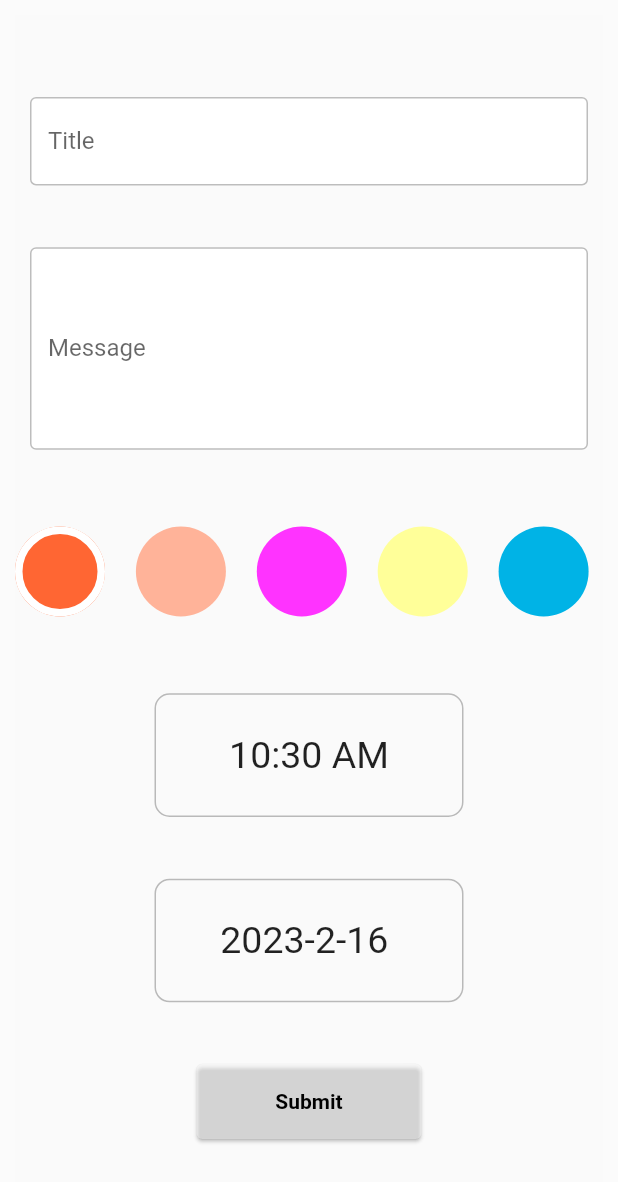
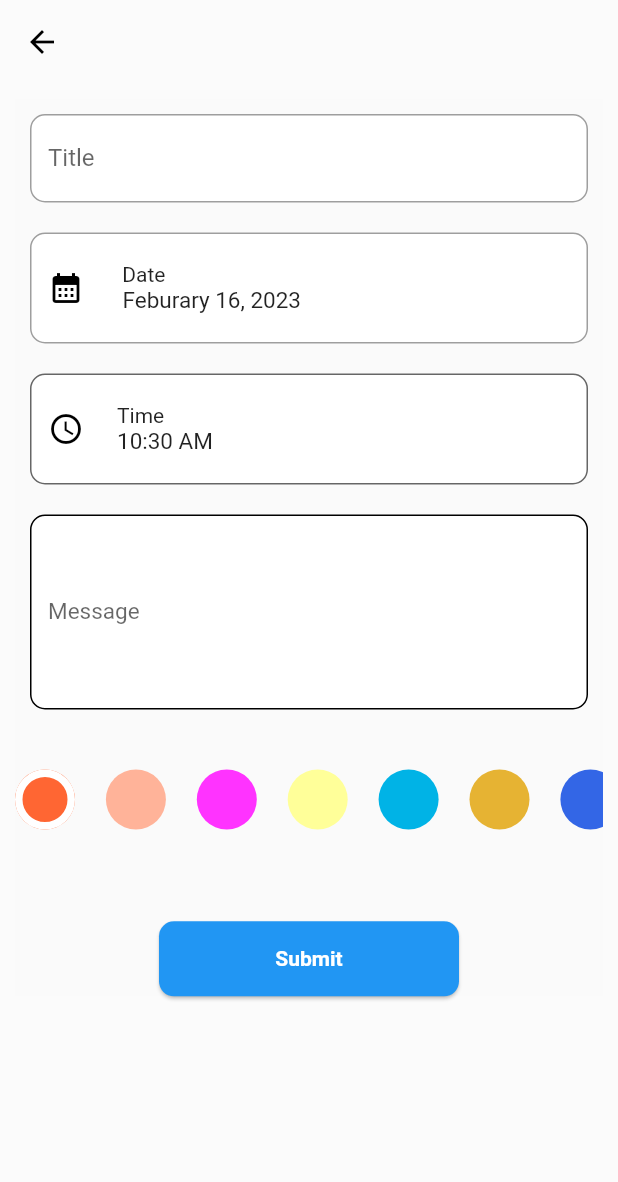
Before and after one commit to rohitjaiswal001/loginsignup, a Flutter app: the screen it shows after launch, on a phone screen of 412 x 824 dp. Shown: the top 1182 px of the screen. Run offline on Flutter 3.47's test engine with Material 2 defaults, Android fonts, the phone set to English and light mode, and no system bars; our stand-ins replace get, get_storage.

Commit message:
ui reminder

```diff
--- a/lib/controller/common_controller.dart
+++ b/lib/controller/common_controller.dart
@@ -1,5 +1,5 @@
 import 'package:flutter/material.dart';
-import 'dart:html';
+
 import 'package:get/get.dart';
 
 class CommonController extends GetxController {
--- a/lib/view/auth/forgetpass.dart
+++ b/lib/view/auth/forgetpass.dart
@@ -1,5 +1,5 @@
 import 'dart:developer';
-import 'dart:html';
+
 import 'package:get/get.dart';
 import 'package:flutter/material.dart';
 import 'package:flutter/services.dart';
--- a/lib/view/auth/loginpage.dart
+++ b/lib/view/auth/loginpage.dart
@@ -9,7 +9,8 @@ import 'package:login/helper/storage_helper.dart';
 import 'package:login/model/loginmodel.dart';
 import 'package:login/view/auth/signup.dart';
 import 'package:login/util/email_pass_controller.dart';
-import 'dart:html';
+import 'package:login/view/home/homepage.dart';
+
 import 'forgetpass.dart';
 
 // ignore: must_be_immutable
@@ -183,13 +184,12 @@ class LoginPage extends StatelessWidget {
 
                                     //functin call for API   LOGIN
 
-                                    await ApiService().callloginapi(
-                                      emailController.text.toString(),
-                                      //  passwordController.text.toString()
-                                    );
+                                    // xcxzczxczxcz                          // await ApiService().callloginapi(
+                                    //  zxczxczxzxczcz                        //   emailController.text.toString(),);
+                                    //  passwordController.text.toString()
 
                                     //
-
+                                    Get.to(HomePage());
                                     _commonController.isVisible.value = true;
 
                                     //Get.offAllNamed(PageRoutes.home);
--- a/lib/view/auth/signup.dart
+++ b/lib/view/auth/signup.dart
@@ -1,4 +1,3 @@
-import 'dart:developer';
 import 'package:get/get.dart';
 import 'package:flutter/material.dart';
 import 'package:flutter/services.dart';
--- a/lib/view/home/homepage.dart
+++ b/lib/view/home/homepage.dart
@@ -1,5 +1,5 @@
 import 'dart:developer';
-import 'dart:html';
+
 import 'package:flutter/material.dart';
 import 'package:get/get.dart';
 import 'package:login/view/auth/loginpage.dart';
--- a/lib/view/home/remindersetting.dart
+++ b/lib/view/home/remindersetting.dart
@@ -1,15 +1,8 @@
 import 'dart:developer';
-import 'dart:math';
-import 'dart:ui';
 
-import 'package:flutter/foundation.dart';
 import 'package:flutter/material.dart';
-import 'package:flutter/rendering.dart';
 import 'package:get/get.dart';
-import 'package:login/main.dart';
 import 'package:login/util/colors.dart';
-
-import 'dart:html';
 
 import 'package:login/view/home/homepage.dart';
 
@@ -22,34 +15,61 @@ class ReminderSet extends StatefulWidget {
 
 class _ReminderSetState extends State<ReminderSet> {
   var colcall = Colors.white;
-  var setCol;
 
   bool colValue = false;
   int colIndex = 0;
 
-  DateTime _dateOfDay = DateTime.now();
-  //_showDate() {
-  //DateTime? newDate =
-  // showDatePicker(
-  //     context: context,
-  //     initialDate: DateTime.now(),
-  //     firstDate: DateTime(2000),
-  //     lastDate: DateTime(2100));
-  //}
+  DateTime dateOfDay = DateTime.now();
+  // var m = dateOfDay.month;
 
-  ///
-  ///
-  ///
-  ///
-//
+  List<String> monthname = [
+    "January",
+    " Feburary ",
+    "March ",
+    "April",
+    "May",
+    "June",
+    "July",
+    "August",
+    "September",
+    "October",
+    "Noember",
+    "December"
+  ];
+  var index;
+  Color timeContainerColor = Colors.grey;
+  var getMonth;
+
+  @override
+  void initState() {
+    super.initState();
+
+    getMonth = monthname[dateOfDay.month - 1];
+  }
+
+  DateTime? newDate;
+  getDAte() async {
+    newDate = await showDatePicker(
+        context: context,
+        initialDate: DateTime.now(),
+        firstDate: DateTime(2000),
+        lastDate: DateTime(2100));
+    setState(() {
+      dateOfDay = newDate!;
+      getMonth = monthname[dateOfDay.month - 1];
+    });
+  }
 
   //Color addcolor = Colors.white;
   TimeOfDay _timeOfDay = TimeOfDay.now();
+
   void _showTime() {
     showTimePicker(context: context, initialTime: TimeOfDay.now())
         .then((value) {
       setState(() {
         _timeOfDay = value!;
+        timeContainerColor = Colors.grey;
+        if (_timeOfDay == null) return;
       });
     });
   }
@@ -57,64 +77,179 @@ class _ReminderSetState extends State<ReminderSet> {
   @override
   Widget build(BuildContext context) {
     return Scaffold(
+      appBar: AppBar(
+        elevation: 0,
+        // shadowColor: null,
+        backgroundColor: Colors.white10,
+        title: Text("  "),
+      ),
       body: Container(
-        color: colcall.withOpacity(0.2),
+        color: colcall.withOpacity(0.1),
         width: Get.width,
         height: Get.height,
 
-        // color: addcolor,
         // padding: EdgeInsets.symmetric(horizontal: 20, vertical: 30),
+        child: SingleChildScrollView(
           child: Container(
             margin: const EdgeInsets.all(10.0),
             color: Colors.black.withOpacity(0.002),
-          child: Column(mainAxisAlignment: MainAxisAlignment.center, children: [
+            child:
+                Column(mainAxisAlignment: MainAxisAlignment.center, children: [
+              SizedBox(
+                height: 10,
+              ),
               Padding(
-              padding: const EdgeInsets.symmetric(horizontal: 10),
+                padding: const EdgeInsets.symmetric(
+                  horizontal: 10,
+                ),
                 child: TextFormField(
-                  decoration: InputDecoration(
+                    decoration: const InputDecoration(
                   filled: true,
                   fillColor: Colors.white,
-                focusedBorder: const OutlineInputBorder(
+                  focusedBorder: OutlineInputBorder(
                     borderSide: BorderSide(color: Colors.black, width: 1.0),
+                    borderRadius: BorderRadius.all(Radius.circular(10)),
                   ),
                   enabledBorder: OutlineInputBorder(
-                  borderSide:
-                      BorderSide(color: Colors.grey.shade400, width: 1.0),
+                    borderSide: BorderSide(color: Colors.grey, width: 1.0),
+                    borderRadius: BorderRadius.all(Radius.circular(10)),
                   ),
                   hintText: 'Titile ',
                   labelText: 'Title',
                 )),
               ),
               SizedBox(
-              height: Get.height / 20,
+                height: 20,
+              ),
+              GestureDetector(
+                onTap: () async {
+                  getDAte();
+                  if (newDate == null) return;
+
+                  // if "ok "=> new date
+                  setState(() {
+                    dateOfDay = newDate!;
+                    getMonth = monthname[dateOfDay.month - 1];
+                  });
+                },
+                child: Container(
+                  padding: const EdgeInsets.symmetric(horizontal: 10),
+                  alignment: Alignment.center,
+                  width: Get.width,
+                  child: InputDecorator(
+                    decoration: const InputDecoration(
+                      filled: true,
+                      fillColor: Colors.white,
+                      focusedBorder: OutlineInputBorder(
+                        borderRadius: BorderRadius.all(Radius.circular(100)),
+                        //   borderSide: BorderSide(color: Colors.black, width: 1.0),
+                      ),
+                      enabledBorder: OutlineInputBorder(
+                        borderSide: BorderSide(color: Colors.grey, width: 1.0),
+                        borderRadius: BorderRadius.all(Radius.circular(10)),
+                      ),
+                      prefixIcon: Icon(
+                        Icons.calendar_month,
+                        color: Colors.black,
+                      ),
+                    ),
+                    child: Padding(
+                      padding: const EdgeInsets.symmetric(horizontal: 10),
+                      child: Column(
+                        crossAxisAlignment: CrossAxisAlignment.start,
+                        mainAxisAlignment: MainAxisAlignment.start,
+                        children: [
+                          Text(" Date"),
+                          Text(
+                            ("${getMonth}${dateOfDay.day}, ${dateOfDay.year} ")
+                                .toString(),
+                            style: TextStyle(
+                              fontSize: 15,
+                            ),
+                          ),
+                        ],
+                      ),
+                    ),
+                  ),
+                ),
+              ),
+              SizedBox(
+                height: 20,
+              ),
+              GestureDetector(
+                onTap: () {
+                  setState(() {
+//BoxDecoration(border: Border.all(color: colcall));
+                    timeContainerColor = Colors.blue;
+                  });
+                  _showTime();
+                },
+                child: Container(
+                    padding: const EdgeInsets.symmetric(horizontal: 10),
+                    alignment: Alignment.center,
+                    // height: Get.height / 10,
+                    width: Get.width,
+                    // color: timeContainerColor,
+                    child: InputDecorator(
+                      decoration: const InputDecoration(
+                        filled: true,
+                        fillColor: Colors.white,
+                        prefixIcon: Icon(
+                          Icons.access_time_outlined,
+                          color: Colors.black,
+                        ),
+                        border: OutlineInputBorder(
+                          borderSide:
+                              BorderSide(color: Colors.grey, width: 1.0),
+                          borderRadius: BorderRadius.all(Radius.circular(10)),
+                        ),
+                      ),
+                      child: Padding(
+                        padding: const EdgeInsets.symmetric(horizontal: 10),
+                        child: Column(
+                            crossAxisAlignment: CrossAxisAlignment.start,
+                            children: [
+                              Text("Time"),
+                              Text(
+                                _timeOfDay
+                                    .format(context)
+                                    .toString(), //calling variable for time
+                                style: const TextStyle(fontSize: 15),
+                              ),
+                            ]),
+                      ),
+                    )),
+              ),
+              SizedBox(
+                height: 20,
               ),
               Padding(
                 padding: const EdgeInsets.symmetric(horizontal: 10),
                 child: TextFormField(
-                decoration: InputDecoration(
+                  style: const TextStyle(fontSize: 15),
+                  decoration: const InputDecoration(
                     filled: true,
                     fillColor: Colors.white,
-                  focusedBorder: const OutlineInputBorder(
-                    borderSide: BorderSide(color: Colors.black, width: 1.0),
+                    focusedBorder: OutlineInputBorder(
+                      borderSide: BorderSide(color: Colors.grey, width: 1.0),
+                      borderRadius: BorderRadius.all(Radius.circular(10)),
                     ),
                     enabledBorder: OutlineInputBorder(
-                    borderSide:
-                        BorderSide(color: Colors.grey.shade400, width: 1.0),
+                      borderSide: BorderSide(color: Colors.black, width: 1.0),
+                      borderRadius: BorderRadius.all(Radius.circular(10)),
                     ),
                     hintText: 'Message ',
-                  hintStyle: const TextStyle(
+                    hintStyle: TextStyle(
                       fontSize: 20.0,
                     ),
                     labelText: 'Message',
                   ),
                   keyboardType: TextInputType.multiline,
-                minLines: 5, // <-- SEE HERE
+                  minLines: 5,
                   maxLines: 50,
                 ),
               ),
-            SizedBox(
-              height: Get.height / 20,
-            ),
+              SizedBox(height: 20),
               SizedBox(
                 height: 80,
                 // width: Get.width/20,
@@ -130,7 +265,7 @@ class _ReminderSetState extends State<ReminderSet> {
                             onTap: () {
                               setState(() {
                                 colcall = ColArr().colorArray[index];
-                              setCol = ColArr().colorArray[2];
+
                                 colValue = !colValue;
                                 colIndex = index;
                               });
@@ -145,8 +280,8 @@ class _ReminderSetState extends State<ReminderSet> {
                             // },
                             child: Container(
                                 alignment: Alignment.center,
-                              height: 60,
-                              width: 60,
+                                height: 40,
+                                width: 40,
 
                                 // padding: EdgeInsets.only(left: 90),
                                 decoration: BoxDecoration(
@@ -157,13 +292,14 @@ class _ReminderSetState extends State<ReminderSet> {
                                   //colValue ? true : false,
                                   child: Container(
                                     alignment: Alignment.center,
-                                  height: 90,
-                                  width: 90,
+                                    height: 60,
+                                    width: 60,
 
                                     // padding: EdgeInsets.only(left: 90),
                                     decoration: BoxDecoration(
                                         color: colcall,
-                                      borderRadius: BorderRadius.circular(100),
+                                        borderRadius:
+                                            BorderRadius.circular(100),
                                         border: Border.all(
                                             color: Colors.white, width: 5)),
                                   ),
@@ -184,65 +320,18 @@ class _ReminderSetState extends State<ReminderSet> {
               SizedBox(
                 height: Get.height / 20,
               ),
-            GestureDetector(
-              onTap: _showTime,
-              child: Container(
-                decoration: BoxDecoration(
-                    border: Border.all(color: Colors.black26, width: 1.0),
-                    borderRadius: BorderRadius.all(Radius.circular(10))),
-                alignment: Alignment.center,
-                height: Get.height / 10,
-                width: Get.width / 2,
-                child: Text(
-                  _timeOfDay
-                      .format(context)
-                      .toString(), //calling variable for time
-                  style: TextStyle(fontSize: 25),
-                ),
-              ),
-            ),
-            SizedBox(
-              height: Get.height / 20,
-            ),
-            Container(
-              alignment: Alignment.center,
-              height: Get.height / 10,
-              width: Get.width / 2,
-              decoration: BoxDecoration(
-                  border: Border.all(color: Colors.black26, width: 1.0),
-                  borderRadius: BorderRadius.all(Radius.circular(10))),
-              //color: colcall,
-              child: GestureDetector(
-                onTap: () async {
-                  DateTime? newDate = await showDatePicker(
-                      context: context,
-                      initialDate: DateTime.now(),
-                      firstDate: DateTime(2000),
-                      lastDate: DateTime(2100));
-
-                  if (newDate == null) return;
-
-                  // if "ok "=> new date
-                  setState(() => _dateOfDay = newDate);
-                },
-                child: Text(
-                  ("${_dateOfDay.year}-${_dateOfDay.month}-${_dateOfDay.day} ")
-                      .toString(),
-                  style: TextStyle(
-                    fontSize: 25,
-                  ),
-                ),
-              ),
-            ),
-            SizedBox(
-              height: Get.height / 20,
-            ),
               SizedBox(
                 height: 50,
-              width: 150,
+                width: 200,
                 child: ElevatedButton(
                     style: ElevatedButton.styleFrom(
-                      primary: colcall.withOpacity(0.4), elevation: 1),
+                        // side: BorderSide(width: 0)
+
+                        shape: RoundedRectangleBorder(
+                            borderRadius: BorderRadius.circular(10)),
+                        primary: Colors.blue,
+                        onPrimary: Colors.white,
+                        elevation: 1),
                     onPressed: () {
                       Get.to(HomePage());
                     },
@@ -254,6 +343,7 @@ class _ReminderSetState extends State<ReminderSet> {
             ]),
           ),
         ),
+      ),
     );
   }
 }
--- a/pubspec.yaml
+++ b/pubspec.yaml
@@ -35,6 +35,7 @@ dependencies:
   http: ^0.13.5
   get: ^4.6.5
   get_storage: ^2.0.3
+  intl: ^0.17.0
 
 
 
```
Also changed, not shown: lib/helper/container.dart (added), pubspec.lock. Lines whose indentation alone changed are shown as unchanged.
